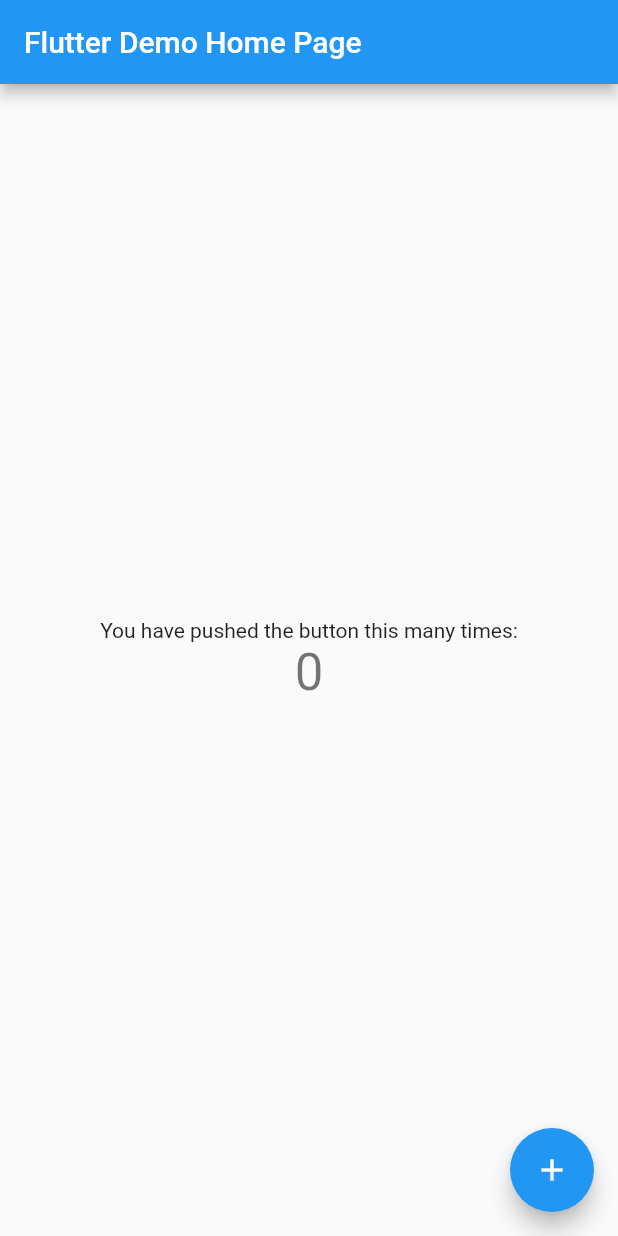
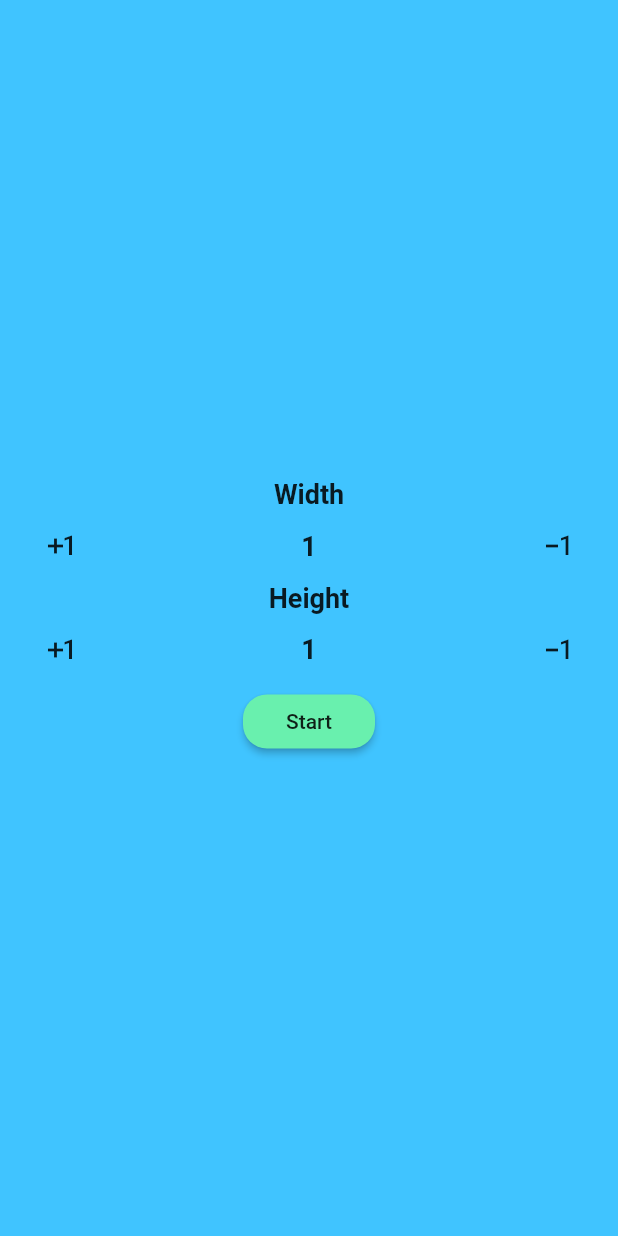
Before and after one commit to ccreusot/katas, a Flutter app: the screen it shows after launch, on a phone screen of 412 x 824 dp. Run offline on Flutter 3.47's test engine with Material 2 defaults, Android fonts, the phone set to English and light mode, and no system bars.

Commit message:
Add interface for the game of life

```diff
--- a/dart/gameoflife/lib/main.dart
+++ b/dart/gameoflife/lib/main.dart
@@ -1,4 +1,8 @@
 import 'package:flutter/material.dart';
+import 'package:flutter/scheduler.dart';
+import 'package:gameoflife/board.dart';
+
+import 'game.dart';
 
 void main() => runApp(MyApp());
 
@@ -7,7 +11,7 @@ class MyApp extends StatelessWidget {
   @override
   Widget build(BuildContext context) {
     return MaterialApp(
-      title: 'Flutter Demo',
+        title: 'Flutter Game Of Life',
         theme: ThemeData(
           // This is the theme of your application.
           //
@@ -20,92 +24,186 @@ class MyApp extends StatelessWidget {
           // is not restarted.
           primarySwatch: Colors.blue,
         ),
-      home: MyHomePage(title: 'Flutter Demo Home Page'),
+        home: HomePage());
+  }
+}
+
+class HomePage extends StatefulWidget {
+  @override
+  _HomePageState createState() => _HomePageState();
+}
+
+class _HomePageState extends State<HomePage> {
+  int width = 1;
+  int height = 1;
+
+  @override
+  Widget build(BuildContext context) {
+    return Scaffold(
+      body: SafeArea(
+        child: Container(
+          padding: const EdgeInsets.only(left: 16, right: 16),
+          color: Colors.lightBlueAccent,
+          child: Column(
+            crossAxisAlignment: CrossAxisAlignment.center,
+            mainAxisAlignment: MainAxisAlignment.center,
+            children: <Widget>[
+              Text(
+                "Width",
+                style: TextStyle(fontWeight: FontWeight.bold, fontSize: 18),
+              ),
+              ValueWidget(size: width, onAdd: _addWidth, onSub: _subWidth),
+              Text(
+                "Height",
+                style: TextStyle(fontWeight: FontWeight.bold, fontSize: 18),
+              ),
+              ValueWidget(size: height, onAdd: _addHeight, onSub: _subHeight),
+              MaterialButton(
+                onPressed: () {
+                  Navigator.push(
+                      context,
+                      MaterialPageRoute(
+                          builder: (context) =>
+                              GamePage(width: width, height: height)));
+                },
+                child: Text("Start"),
+                color: Colors.greenAccent,
+                shape: RoundedRectangleBorder(
+                    borderRadius: BorderRadius.all(Radius.circular(16))),
+              ),
+            ],
+          ),
+        ),
+      ),
+    );
+  }
+
+  void _addWidth() {
+    setState(() {
+      width++;
+    });
+  }
+
+  void _subWidth() {
+    setState(() {
+      if (width > 1) {
+        width--;
+      }
+    });
+  }
+
+  void _addHeight() {
+    setState(() {
+      height++;
+    });
+  }
+
+  void _subHeight() {
+    setState(() {
+      if (height > 1) {
+        height--;
+      }
+    });
+  }
+}
+
+class ValueWidget extends StatelessWidget {
+  final void Function() onAdd;
+  final void Function() onSub;
+  final int size;
+
+  ValueWidget({this.size, this.onAdd, this.onSub});
+
+  @override
+  Widget build(BuildContext context) {
+    return Row(
+      children: <Widget>[
+        IconButton(
+          onPressed: onAdd,
+          icon: Icon(Icons.exposure_plus_1),
+        ),
+        Expanded(
+            child: Center(
+                child: Text("$size",
+                    style:
+                        TextStyle(fontWeight: FontWeight.bold, fontSize: 18)))),
+        IconButton(
+          onPressed: onSub,
+          icon: Icon(Icons.exposure_neg_1),
+        )
+      ],
     );
   }
 }
 
-class MyHomePage extends StatefulWidget {
-  MyHomePage({Key key, this.title}) : super(key: key);
+class GamePage extends StatefulWidget {
+  final int width;
+  final int height;
 
-  // This widget is the home page of your application. It is stateful, meaning
-  // that it has a State object (defined below) that contains fields that affect
-  // how it looks.
-
-  // This class is the configuration for the state. It holds the values (in this
-  // case the title) provided by the parent (in this case the App widget) and
-  // used by the build method of the State. Fields in a Widget subclass are
-  // always marked "final".
-
-  final String title;
+  GamePage({this.width, this.height});
 
   @override
-  _MyHomePageState createState() => _MyHomePageState();
+  _GamePageState createState() => _GamePageState();
 }
 
-class _MyHomePageState extends State<MyHomePage> {
-  int _counter = 0;
+class _GamePageState extends State<GamePage>
+    with SingleTickerProviderStateMixin {
+  Game game;
 
-  void _incrementCounter() {
-    setState(() {
-      // This call to setState tells the Flutter framework that something has
-      // changed in this State, which causes it to rerun the build method below
-      // so that the display can reflect the updated values. If we changed
-      // _counter without calling setState(), then the build method would not be
-      // called again, and so nothing would appear to happen.
-      _counter++;
-    });
+  Ticker _ticker;
+
+  @override
+  void initState() {
+    super.initState();
+    game = Game(board: Board.randomized(widget.width, widget.height));
+    _ticker = createTicker(update);
+    _ticker.start();
   }
 
   @override
   Widget build(BuildContext context) {
-    // This method is rerun every time setState is called, for instance as done
-    // by the _incrementCounter method above.
-    //
-    // The Flutter framework has been optimized to make rerunning build methods
-    // fast, so that you can just rebuild anything that needs updating rather
-    // than having to individually change instances of widgets.
-    return Scaffold(
-      appBar: AppBar(
-        // Here we take the value from the MyHomePage object that was created by
-        // the App.build method, and use it to set our appbar title.
-        title: Text(widget.title),
+    return Container(
+      color: Colors.lightBlueAccent,
+      child: SafeArea(
+        child: Column(
+          children: <Widget>[
+            for (int y = 0; y < widget.height; y++)
+              Expanded(
+                child: Row(
+                  children: <Widget>[
+                    for (int x = 0; x < widget.width; x++)
+                      Expanded(
+                          child: Padding(
+                        padding: const EdgeInsets.all(4.0),
+                        child: Container(
+                          color: game.board.cells[y][x].alive
+                              ? Colors.greenAccent
+                              : Colors.redAccent,
                         ),
-      body: Center(
-        // Center is a layout widget. It takes a single child and positions it
-        // in the middle of the parent.
-        child: Column(
-          // Column is also a layout widget. It takes a list of children and
-          // arranges them vertically. By default, it sizes itself to fit its
-          // children horizontally, and tries to be as tall as its parent.
-          //
-          // Invoke "debug painting" (press "p" in the console, choose the
-          // "Toggle Debug Paint" action from the Flutter Inspector in Android
-          // Studio, or the "Toggle Debug Paint" command in Visual Studio Code)
-          // to see the wireframe for each widget.
-          //
-          // Column has various properties to control how it sizes itself and
-          // how it positions its children. Here we use mainAxisAlignment to
-          // center the children vertically; the main axis here is the vertical
-          // axis because Columns are vertical (the cross axis would be
-          // horizontal).
-          mainAxisAlignment: MainAxisAlignment.center,
-          children: <Widget>[
-            Text(
-              'You have pushed the button this many times:',
+                      ))
+                  ],
                 ),
-            Text(
-              '$_counter',
-              style: Theme.of(context).textTheme.display1,
-            ),
+              )
           ],
         ),
       ),
-      floatingActionButton: FloatingActionButton(
-        onPressed: _incrementCounter,
-        tooltip: 'Increment',
-        child: Icon(Icons.add),
-      ), // This trailing comma makes auto-formatting nicer for build methods.
     );
   }
+
+  void update(Duration elapsed) {
+    if (elapsed.inMilliseconds >= 500) {
+      setState(() {
+        game.update();
+        if (game.isEndReached()) {
+          _ticker.stop();
         }
+      });
+    }
+  }
+
+  @override
+  void dispose() {
+    _ticker.stop();
+    super.dispose();
+  }
+}
--- a/dart/gameoflife/pubspec.yaml
+++ b/dart/gameoflife/pubspec.yaml
@@ -14,7 +14,7 @@ description: A new Flutter project.
 version: 1.0.0+1
 
 environment:
-  sdk: ">=2.1.0 <3.0.0"
+  sdk: ">=2.3.0 <3.0.0"
 
 dependencies:
   flutter:
```
Lines whose indentation alone changed are shown as unchanged.
